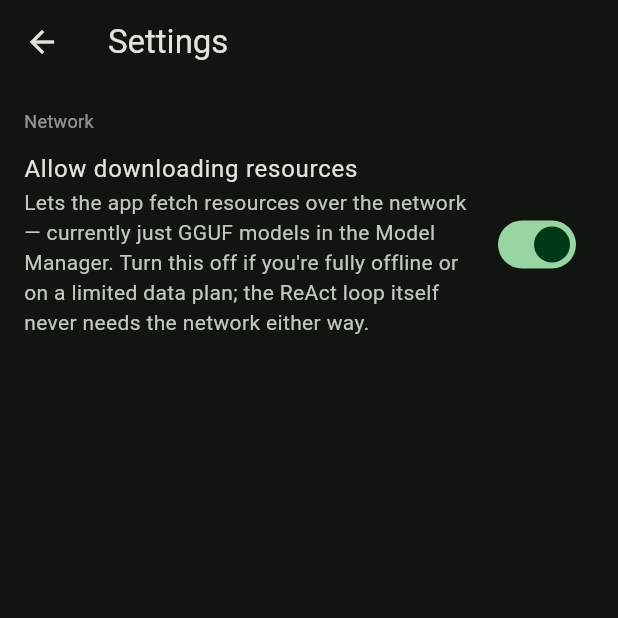
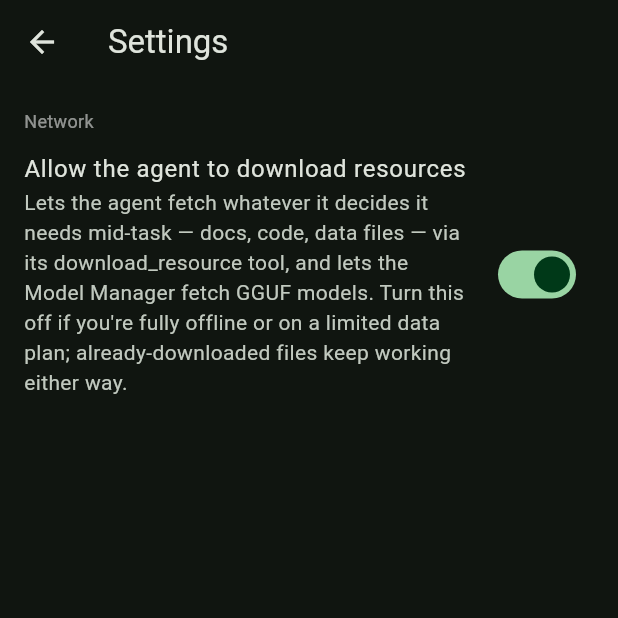
Before and after one commit to Zexolver/Claco, a Flutter app: the screen it shows after launch, after a tap on the "settings" icon, on a phone screen of 412 x 824 dp, the top half of it. Run offline on Flutter 3.47's test engine with Material 3 defaults, Android fonts, the phone set to English and light mode, and no system bars; our stand-ins replace flutter_local_notifications, flutter_markdown, permission_handler, shared_preferences; missing offline and left inert: flutter_background_service, flutter_llama.

Commit message:
Let the agent download its own resources; rename app to Pagai
download_resource tool (Claude-Code-style autonomous fetching):
- New ACTION the agent can choose mid-task: fetches a URL and saves it
  into the workspace sandbox (docs, code, data - whatever it decides it
  needs), streamed with a 50MB cap and a 30s connect timeout.
- Gated by the existing Settings "network downloads" toggle rather than
  a per-call approval - flipping it off is a single switch for fully-
  offline/limited-data use instead of having to deny every fetch.
  Disabled, it returns an error observation the agent can reason about
  instead of silently failing.
- The same toggle now also covers the Model Manager's downloads, so
  Settings' copy and CLAUDE.md's spec were updated to describe both.

Rename to Pagai (Pocket Agentic AI):
- Dart package (pocket_agent -> pagai, all imports updated), pubspec
  description, MaterialApp/AppBar titles, foreground-service and
  notification-channel display names.
- Android applicationId/namespace (com.pocketagent.app ->
  com.pagai.app), including moving MainActivity.kt's package directory.
- CLAUDE.md and README updated throughout; internal-only identifiers
  (SharedPreferences key prefixes, notification channel IDs) were left
  alone since they're never user-visible and changing them would only
  orphan existing installs' stored data for no benefit.

Note: renaming the GitHub repository itself isn't something available
tooling can do from here - that needs to be done from the repo's GitHub
Settings page (Settings -> repository name), which preserves history
and issue/PR links via GitHub's automatic redirect.

Co-Authored-By: Claude Sonnet 5 <noreply@anthropic.com>
Claude-Session: https://claude.ai/code/session_01WgvNGXWHuB3NoHka6FyaWR

```diff
--- a/lib/core/agent_tools.dart
+++ b/lib/core/agent_tools.dart
@@ -8,6 +8,7 @@ enum AgentTool {
   writeFile('write_file'),
   searchBrain('search_brain'),
   writeBrain('write_brain'),
+  downloadResource('download_resource'),
   askHuman('ask_human'),
   done('done');
 
@@ -25,6 +26,11 @@ enum AgentTool {
 
   /// Actions that must pause the loop and page the human before executing,
   /// per spec section 4.3 (destructive / irreversible workspace writes).
+  ///
+  /// download_resource is deliberately not risky: it's gated by the
+  /// Settings network-downloads toggle instead of a per-call approval,
+  /// so the agent can fetch what it needs autonomously (Claude-Code-style)
+  /// whenever that toggle is on.
   bool get isRisky => this == AgentTool.writeFile;
 
   /// Actions that always pause the loop regardless of risk, because they
--- a/lib/core/prompt.dart
+++ b/lib/core/prompt.dart
@@ -13,7 +13,7 @@ Your goal is to complete the user's task. You have access to a "Second Brain" di
 
 You MUST respond ONLY in the following format:
 <THOUGHT>Explain what you need to do next</THOUGHT>
-<ACTION>Choose ONE: read_file, write_file, search_brain, write_brain, ask_human, done</ACTION>
+<ACTION>Choose ONE: read_file, write_file, search_brain, write_brain, download_resource, ask_human, done</ACTION>
 <PARAMS>The file path, search query, or text to write</PARAMS>
 <|im_end|>''';
 
@@ -23,6 +23,14 @@ You MUST respond ONLY in the following format:
 const String kWriteFileParamHint =
     'For write_file, PARAMS must be the file path on the first line, '
     'then a newline, then the full file contents.';
+
+/// Same one-slot problem as write_file: download_resource needs a URL and
+/// an optional destination path. Convention: first line is the URL,
+/// second line (optional) is where to save it in the workspace.
+const String kDownloadResourceParamHint =
+    'For download_resource, PARAMS must be the http(s) URL on the first '
+    'line, then optionally a second line with the workspace path to save '
+    'it as (defaults to the URL\'s filename).';
 
 String buildTurnPrompt({
   required String task,
@@ -36,6 +44,7 @@ String buildTurnPrompt({
     ..writeln('WORKSPACE_STATE: $workspaceState')
     ..writeln('LAST_OBSERVATION: $lastObservation')
     ..writeln(kWriteFileParamHint)
+    ..writeln(kDownloadResourceParamHint)
     ..writeln('<|im_end|>')
     ..write('<|im_start|>assistant\n');
   return buffer.toString();
--- a/lib/core/storage_keys.dart
+++ b/lib/core/storage_keys.dart
@@ -44,8 +44,9 @@ class StorageKeys {
   static const selectedModelFile = 'pocket_agent.selected_model_file';
 
   /// bool, default true: whether the app may reach the network to fetch
-  /// resources (currently just Hugging Face model downloads). Off for
-  /// fully-offline use or limited data plans — set in Settings.
+  /// resources — both the agent's own download_resource tool calls and
+  /// the Model Manager's Hugging Face downloads. Off for fully-offline
+  /// use or limited data plans — set in Settings.
   static const networkDownloadsEnabled =
       'pocket_agent.network_downloads_enabled';
 }
--- a/lib/main.dart
+++ b/lib/main.dart
@@ -10,16 +10,16 @@ Future<void> main() async {
   await NotificationService.instance.init();
   await initializeBackgroundService();
   await Permission.notification.request();
-  runApp(const PocketAgentApp());
+  runApp(const PagaiApp());
 }
 
-class PocketAgentApp extends StatelessWidget {
-  const PocketAgentApp({super.key});
+class PagaiApp extends StatelessWidget {
+  const PagaiApp({super.key});
 
   @override
   Widget build(BuildContext context) {
     return MaterialApp(
-      title: 'Pocket Agent',
+      title: 'Pagai',
       debugShowCheckedModeBanner: false,
       theme: ThemeData(
         useMaterial3: true,
--- a/lib/services/background_agent_service.dart
+++ b/lib/services/background_agent_service.dart
@@ -14,6 +14,7 @@ import 'brain_service.dart';
 import 'llama_service.dart';
 import 'notification_service.dart';
 import 'session_service.dart';
+import 'settings_service.dart';
 import 'workspace_service.dart';
 
 /// Iteration delay enforced between every loop pass (spec 4.1.4) to avoid
@@ -35,7 +36,7 @@ Future<void> initializeBackgroundService() async {
       autoStart: false,
       isForegroundMode: true,
       notificationChannelId: _notificationChannelId,
-      initialNotificationTitle: 'Pocket Agent',
+      initialNotificationTitle: 'Pagai',
       initialNotificationContent: 'Idle',
       foregroundServiceNotificationId: 888,
     ),
@@ -53,7 +54,7 @@ void onServiceStart(ServiceInstance service) async {
 
   if (service is AndroidServiceInstance) {
     service.setForegroundNotificationInfo(
-      title: 'Pocket Agent',
+      title: 'Pagai',
       content: 'Idle',
     );
   }
@@ -310,6 +311,18 @@ Future<String> _execute(AgentTool tool, String params) async {
       return BrainService.instance.search(params);
     case AgentTool.writeBrain:
       return BrainService.instance.append(params);
+    case AgentTool.downloadResource:
+      final enabled = await SettingsService.instance.networkDownloadsEnabled();
+      if (!enabled) {
+        return 'ERROR: resource downloads are disabled in Settings '
+            '("Allow the agent to download resources"). Try completing '
+            'the task without it, or use ask_human to request it be '
+            'turned on.';
+      }
+      final (url, destPath) =
+          ReactResponseParser.splitDownloadResourceParams(params);
+      return WorkspaceService.instance
+          .downloadResource(url, destPath: destPath);
     case AgentTool.askHuman:
       return 'Waiting for human reply.';
     case AgentTool.done:
@@ -363,7 +376,7 @@ Future<String> _resumeApprovedAction(
 void _setForegroundText(ServiceInstance service, String text) {
   if (service is AndroidServiceInstance) {
     service.setForegroundNotificationInfo(
-      title: 'Pocket Agent',
+      title: 'Pagai',
       content: text,
     );
   }
--- a/lib/services/notification_service.dart
+++ b/lib/services/notification_service.dart
@@ -41,7 +41,7 @@ class NotificationService {
     // already exist before the service starts on Android O+.
     const foregroundChannel = AndroidNotificationChannel(
       'pocket_agent_foreground',
-      'Pocket Agent running',
+      'Pagai running',
       description: 'Persistent notification while the agent loop is active',
       importance: Importance.low,
     );
--- a/lib/ui/chat_list_page.dart
+++ b/lib/ui/chat_list_page.dart
@@ -114,7 +114,7 @@ class _ChatListPageState extends State<ChatListPage> {
   Widget build(BuildContext context) {
     return Scaffold(
       appBar: AppBar(
-        title: const Text('Pocket Agent'),
+        title: const Text('Pagai'),
         actions: [
           Padding(
             padding: const EdgeInsets.symmetric(horizontal: 4),
--- a/lib/ui/settings_page.dart
+++ b/lib/ui/settings_page.dart
@@ -51,13 +51,14 @@ class _SettingsPageState extends State<SettingsPage> {
                   ),
                 ),
                 SwitchListTile(
-                  title: const Text('Allow downloading resources'),
+                  title: const Text('Allow the agent to download resources'),
                   subtitle: const Text(
-                    'Lets the app fetch resources over the network — '
-                    'currently just GGUF models in the Model Manager. '
-                    'Turn this off if you\'re fully offline or on a '
-                    'limited data plan; the ReAct loop itself never '
-                    'needs the network either way.',
+                    'Lets the agent fetch whatever it decides it needs '
+                    'mid-task — docs, code, data files — via its '
+                    'download_resource tool, and lets the Model Manager '
+                    'fetch GGUF models. Turn this off if you\'re fully '
+                    'offline or on a limited data plan; already-downloaded '
+                    'files keep working either way.',
                   ),
                   value: _networkDownloadsEnabled,
                   onChanged: _setNetworkDownloadsEnabled,
```
Also changed, not shown: lib/core/react_response.dart (+12 -0 lines), lib/services/settings_service.dart (+7 -5 lines), lib/services/workspace_service.dart (+67 -0 lines), pubspec.yaml (+5 -4 lines), 10 other files.
